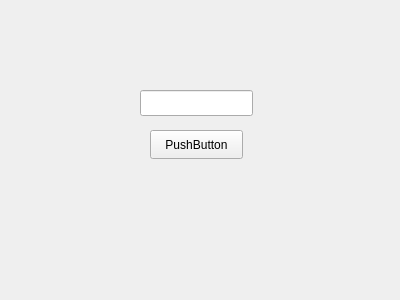
Before: the Qt Designer form EmailClient/login.ui in Septiemiy/NG_Project_Email_Client_2024, drawn with Qt 5.
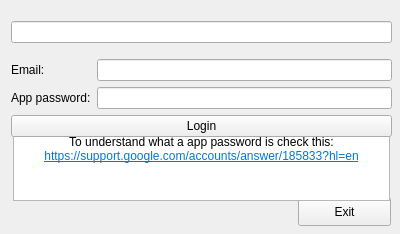
After: the same form once the commit is applied.

Commit message: Make login UI v.1.0

What changed in the file:
```diff
--- a/EmailClient/login.ui
+++ b/EmailClient/login.ui
@@ -7,35 +7,104 @@
     <x>0</x>
     <y>0</y>
     <width>400</width>
-    <height>300</height>
+    <height>234</height>
    </rect>
   </property>
   <property name="windowTitle">
    <string>Frame</string>
   </property>
-  <widget class="QLineEdit" name="lineEdit">
+  <widget class="QPushButton" name="b_login_quit">
    <property name="geometry">
     <rect>
-     <x>140</x>
-     <y>90</y>
-     <width>113</width>
-     <height>26</height>
-    </rect>
-   </property>
-  </widget>
-  <widget class="QPushButton" name="pushButton">
-   <property name="geometry">
-    <rect>
-     <x>150</x>
-     <y>130</y>
+     <x>298</x>
+     <y>197</y>
      <width>93</width>
      <height>29</height>
     </rect>
    </property>
    <property name="text">
-    <string>PushButton</string>
+    <string>Exit</string>
    </property>
   </widget>
+  <widget class="QTextEdit" name="t_app_password_link">
+   <property name="geometry">
+    <rect>
+     <x>13</x>
+     <y>130</y>
+     <width>377</width>
+     <height>71</height>
+    </rect>
+   </property>
+   <property name="html">
+    <string>&lt;!DOCTYPE HTML PUBLIC &quot;-//W3C//DTD HTML 4.0//EN&quot; &quot;http://www.w3.org/TR/REC-html40/strict.dtd&quot;&gt;
+&lt;html&gt;&lt;head&gt;&lt;meta name=&quot;qrichtext&quot; content=&quot;1&quot; /&gt;&lt;meta charset=&quot;utf-8&quot; /&gt;&lt;style type=&quot;text/css&quot;&gt;
+p, li { white-space: pre-wrap; }
+hr { height: 1px; border-width: 0; }
+li.unchecked::marker { content: &quot;\2610&quot;; }
+li.checked::marker { content: &quot;\2612&quot;; }
+&lt;/style&gt;&lt;/head&gt;&lt;body style=&quot; font-family:'Segoe UI'; font-size:9pt; font-weight:400; font-style:normal;&quot;&gt;
+&lt;p align=&quot;center&quot; style=&quot; margin-top:0px; margin-bottom:0px; margin-left:0px; margin-right:0px; -qt-block-indent:0; text-indent:0px;&quot;&gt;To understand what a app password is check this:&lt;/p&gt;
+&lt;p align=&quot;center&quot; style=&quot; margin-top:0px; margin-bottom:0px; margin-left:0px; margin-right:0px; -qt-block-indent:0; text-indent:0px;&quot;&gt;&lt;a href=&quot;https://support.google.com/accounts/answer/185833?hl=en&quot;&gt;&lt;span style=&quot; text-decoration: underline; color:#0078d7;&quot;&gt;https://support.google.com/accounts/answer/185833?hl=en&lt;/span&gt;&lt;/a&gt;&lt;/p&gt;&lt;/body&gt;&lt;/html&gt;</string>
+   </property>
+  </widget>
+  <widget class="QWidget" name="">
+   <property name="geometry">
+    <rect>
+     <x>11</x>
+     <y>11</y>
+     <width>381</width>
+     <height>136</height>
+    </rect>
+   </property>
+   <layout class="QVBoxLayout" name="verticalLayout_4">
+    <item>
+     <widget class="QLineEdit" name="e_message"/>
+    </item>
+    <item>
+     <layout class="QVBoxLayout" name="verticalLayout_3">
+      <item>
+       <layout class="QHBoxLayout" name="horizontalLayout">
+        <item>
+         <layout class="QVBoxLayout" name="verticalLayout">
+          <item>
+           <widget class="QLabel" name="label">
+            <property name="text">
+             <string>Email:</string>
+            </property>
+           </widget>
+          </item>
+          <item>
+           <widget class="QLabel" name="label_2">
+            <property name="text">
+             <string>App password:</string>
+            </property>
+           </widget>
+          </item>
+         </layout>
+        </item>
+        <item>
+         <layout class="QVBoxLayout" name="verticalLayout_2">
+          <item>
+           <widget class="QLineEdit" name="e_login_email"/>
+          </item>
+          <item>
+           <widget class="QLineEdit" name="e_login_app_password"/>
+          </item>
+         </layout>
+        </item>
+       </layout>
+      </item>
+      <item>
+       <widget class="QPushButton" name="b_login">
+        <property name="text">
+         <string>Login</string>
+        </property>
+       </widget>
+      </item>
+     </layout>
+    </item>
+   </layout>
+  </widget>
  </widget>
  <resources/>
  <connections/>
```
The commit also changes 4 other files.
